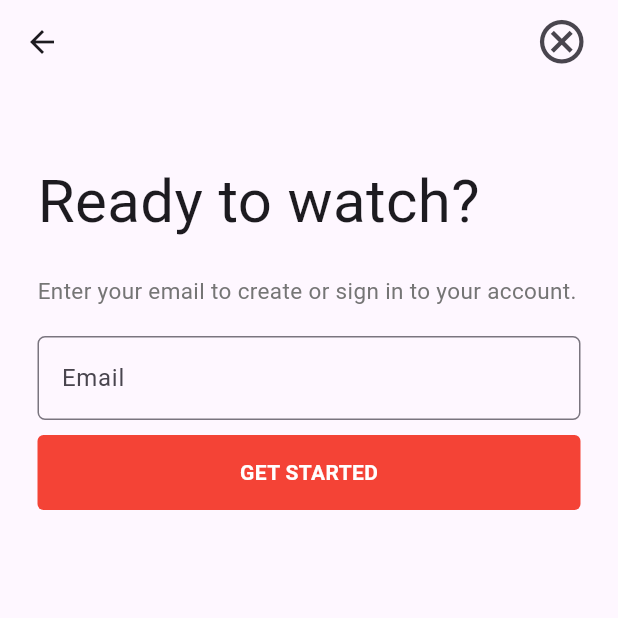
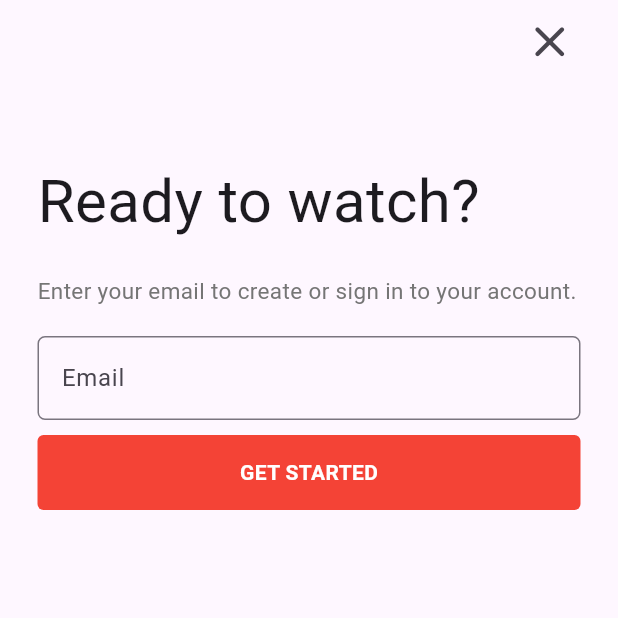
Before and after one commit to sambitskr/Netflix-clone, a Flutter app: the screen it shows after launch, after a tap on "Get started", on a phone screen of 412 x 824 dp, the top half of it. Run offline on Flutter 3.47's test engine with Material 3 defaults, Android fonts, the phone set to English and light mode, and no system bars; our stand-ins replace firebase_auth, firebase_core, lottie, smooth_page_indicator; missing offline and left inert: tmdb_api; accounts and stored records are empty.

Commit message:
Authentication of the login and registration by email and password

```diff
--- a/lib/HomePage.dart
+++ b/lib/HomePage.dart
@@ -26,6 +26,7 @@ class _HomeState extends State<Home> {
   List _movies = [];
   List _tvThrillers = [];
   List _contWatch = [];
+
   final String apiKey = 'f04e5cc999451848ceaa18be32a4d5d4';
   final readaccesstoken =
       'eyJhbGciOiJIUzI1NiJ9.eyJhdWQiOiJmMDRlNWNjOTk5NDUxODQ4Y2VhYTE4YmUzMmE0ZDVkNCIsInN1YiI6IjY1ZDRjZDc1NDk4YmMyMDE3YTcyNWE0MiIsInNjb3BlcyI6WyJhcGlfcmVhZCJdLCJ2ZXJzaW9uIjoxfQ.G9uZQIxMPHnsOlQWgpnLDLEE6F34utaLxYUn7QV8cpM';
--- a/lib/Registration/registration1.dart
+++ b/lib/Registration/registration1.dart
@@ -4,18 +4,26 @@ import 'package:flutter/widgets.dart';
 import 'package:netflix/Registration/registration2.dart';
 
 class Registration1 extends StatelessWidget {
-  const Registration1({super.key});
+  Registration1({super.key});
+
+  TextEditingController emailcontroller = TextEditingController();
 
   @override
   Widget build(BuildContext context) {
     return Scaffold(
       appBar: AppBar(
+        automaticallyImplyLeading: false,
         actions: [
           Padding(
             padding: const EdgeInsets.only(right: 20.0),
-            child: Icon(
-              Icons.cancel_outlined,
-              size: 35,
+            child: IconButton(
+              icon: Icon(
+                Icons.close_rounded,
+                size: 35,
+              ),
+              onPressed: () {
+                Navigator.pop(context);
+              },
             ),
           ),
         ],
@@ -54,6 +62,7 @@ class Registration1 extends StatelessWidget {
               height: 20,
             ),
             TextField(
+              controller: emailcontroller,
               decoration: InputDecoration(
                 border: OutlineInputBorder(
                   borderRadius: BorderRadius.circular(5),
@@ -69,7 +78,9 @@ class Registration1 extends StatelessWidget {
                 Navigator.push(
                   context,
                   MaterialPageRoute(
-                      builder: (context) => const Registration2()),
+                      builder: (context) => Registration2(
+                            txt: emailcontroller.text.trim(),
+                          )),
                 );
               },
               child: Container(
--- a/lib/intro_pages/introduction.dart
+++ b/lib/intro_pages/introduction.dart
@@ -123,8 +123,7 @@ class _IntroductionState extends State<Introduction> {
               onTap: () {
                 Navigator.push(
                   context,
-                  MaterialPageRoute(
-                      builder: (context) => const Registration1()),
+                  MaterialPageRoute(builder: (context) => Registration1()),
                 );
               },
               child: Container(
--- a/lib/main.dart
+++ b/lib/main.dart
@@ -1,3 +1,4 @@
+import 'package:firebase_core/firebase_core.dart';
 import 'package:flutter/material.dart';
 import 'package:netflix/ComingSoon.dart';
 import 'package:netflix/Downloads.dart';
@@ -5,6 +6,7 @@ import 'package:netflix/HomeScreen.dart';
 import 'package:netflix/Info.dart';
 import 'package:netflix/Registration/registration1.dart';
 import 'package:netflix/Registration/registration2.dart';
+import 'package:netflix/firebase_options.dart';
 import 'package:netflix/intro_pages/introduction.dart';
 import 'package:netflix/intro_pages/introduction1.dart';
 import 'package:netflix/intro_pages/introduction2.dart';
@@ -14,7 +16,11 @@ import 'package:netflix/login.dart';
 import 'package:netflix/random.dart';
 import 'package:netflix/splash.dart';
 
-void main() {
+void main() async {
+  WidgetsFlutterBinding.ensureInitialized();
+  await Firebase.initializeApp(
+    options: DefaultFirebaseOptions.currentPlatform,
+  );
   runApp(const MyApp());
 }
 
--- a/pubspec.yaml
+++ b/pubspec.yaml
@@ -38,6 +38,8 @@ dependencies:
   tmdb_api: ^2.2.0
   lottie: ^3.1.0
   smooth_page_indicator: ^1.0.0
+  firebase_core: ^2.27.1
+  firebase_auth: ^4.17.9
 
 dev_dependencies:
   flutter_test:
```
Also changed, not shown: lib/Registration/registration2.dart (+49 -3 lines), lib/login.dart (+47 -9 lines), lib/firebase_options.dart (added), pubspec.lock, 8 other files.
